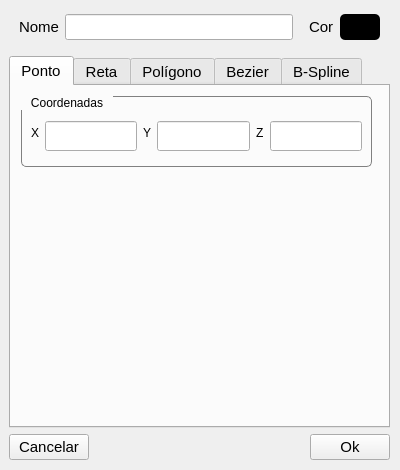
bsvalverde/CG-SGI, file CG-SGI/src/gui/forms/ui/FormInsercaoObjeto.ui: the form before one commit.
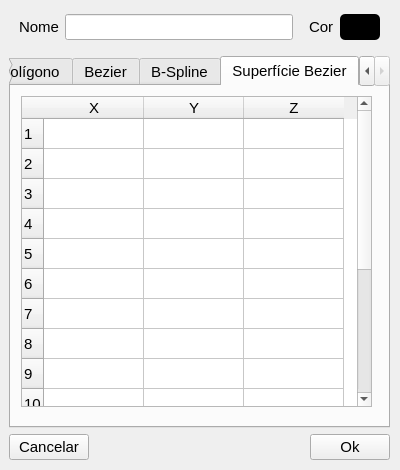
The form after the commit. The open tabs and pages were chosen to show the change.

Commit message: Interface preparada para adição de superfícies bezier.

```diff
--- a/CG-SGI/src/gui/forms/ui/FormInsercaoObjeto.ui
+++ b/CG-SGI/src/gui/forms/ui/FormInsercaoObjeto.ui
@@ -1393,6 +1393,140 @@
         </layout>
        </widget>
       </widget>
+      <widget class="QWidget" name="tabSuperficieBezier">
+       <attribute name="title">
+        <string>Superfície Bezier</string>
+       </attribute>
+       <widget class="QTableWidget" name="tablePontosSuperficieBezier">
+        <property name="geometry">
+         <rect>
+          <x>10</x>
+          <y>10</y>
+          <width>351</width>
+          <height>311</height>
+         </rect>
+        </property>
+        <property name="toolTip">
+         <string>Insira os pontos em ordem de linha</string>
+        </property>
+        <property name="toolTipDuration">
+         <number>-1</number>
+        </property>
+        <property name="horizontalScrollBarPolicy">
+         <enum>Qt::ScrollBarAlwaysOff</enum>
+        </property>
+        <property name="selectionMode">
+         <enum>QAbstractItemView::SingleSelection</enum>
+        </property>
+        <property name="selectionBehavior">
+         <enum>QAbstractItemView::SelectRows</enum>
+        </property>
+        <property name="gridStyle">
+         <enum>Qt::SolidLine</enum>
+        </property>
+        <property name="cornerButtonEnabled">
+         <bool>true</bool>
+        </property>
+        <attribute name="horizontalHeaderDefaultSectionSize">
+         <number>100</number>
+        </attribute>
+        <row>
+         <property name="text">
+          <string>1</string>
+         </property>
+        </row>
+        <row>
+         <property name="text">
+          <string>2</string>
+         </property>
+        </row>
+        <row>
+         <property name="text">
+          <string>3</string>
+         </property>
+        </row>
+        <row>
+         <property name="text">
+          <string>4</string>
+         </property>
+        </row>
+        <row>
+         <property name="text">
+          <string>5</string>
+         </property>
+        </row>
+        <row>
+         <property name="text">
+          <string>6</string>
+         </property>
+        </row>
+        <row>
+         <property name="text">
+          <string>7</string>
+         </property>
+        </row>
+        <row>
+         <property name="text">
+          <string>8</string>
+         </property>
+        </row>
+        <row>
+         <property name="text">
+          <string>9</string>
+         </property>
+        </row>
+        <row>
+         <property name="text">
+          <string>10</string>
+         </property>
+        </row>
+        <row>
+         <property name="text">
+          <string>11</string>
+         </property>
+        </row>
+        <row>
+         <property name="text">
+          <string>12</string>
+         </property>
+        </row>
+        <row>
+         <property name="text">
+          <string>13</string>
+         </property>
+        </row>
+        <row>
+         <property name="text">
+          <string>14</string>
+         </property>
+        </row>
+        <row>
+         <property name="text">
+          <string>15</string>
+         </property>
+        </row>
+        <row>
+         <property name="text">
+          <string>16</string>
+         </property>
+        </row>
+        <column>
+         <property name="text">
+          <string>X</string>
+         </property>
+        </column>
+        <column>
+         <property name="text">
+          <string>Y</string>
+         </property>
+        </column>
+        <column>
+         <property name="text">
+          <string>Z</string>
+         </property>
+        </column>
+       </widget>
+      </widget>
      </widget>
     </item>
     <item row="0" column="0">
```
The commit also changes 6 other files.
